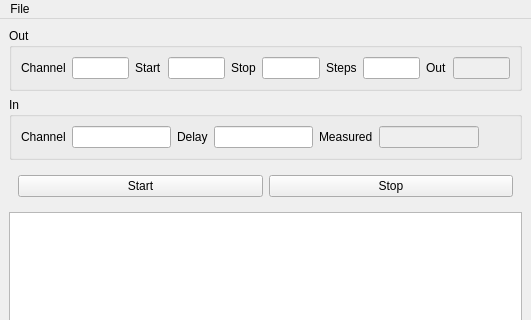
The window that PFTL/view/GUI/main_window.ui (PFTL/pythonforthelab) describes before a commit, drawn with Qt 5; both pictures show x 0 to 531 and y 0 to 320 of the 531 by 549 pixel window.
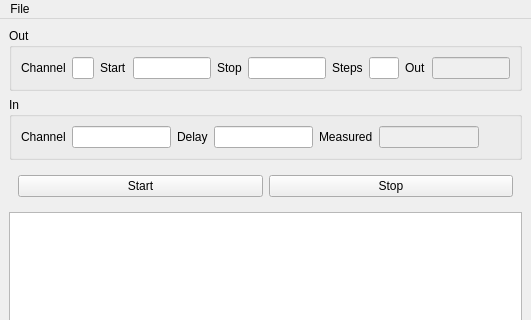
The same window after the commit. Icons and pictures are not drawn. Custom widgets are drawn as their Qt base class.

The edit to the form file:
```diff
--- a/PFTL/view/GUI/main_window.ui
+++ b/PFTL/view/GUI/main_window.ui
@@ -39,7 +39,17 @@
         </widget>
        </item>
        <item>
-        <widget class="QLineEdit" name="out_channel_line"/>
+        <widget class="QLineEdit" name="out_channel_line">
+         <property name="maximumSize">
+          <size>
+           <width>40</width>
+           <height>16777215</height>
+          </size>
+         </property>
+         <property name="maxLength">
+          <number>1</number>
+         </property>
+        </widget>
        </item>
        <item>
         <widget class="QLabel" name="start_label">
@@ -69,7 +79,20 @@
         </widget>
        </item>
        <item>
-        <widget class="QLineEdit" name="num_steps_line"/>
+        <widget class="QLineEdit" name="num_steps_line">
+         <property name="minimumSize">
+          <size>
+           <width>30</width>
+           <height>0</height>
+          </size>
+         </property>
+         <property name="maximumSize">
+          <size>
+           <width>55</width>
+           <height>16777215</height>
+          </size>
+         </property>
+        </widget>
        </item>
        <item>
         <widget class="QLabel" name="label">
```
Left out of the diff: 6 changed lines with no effect on the pictures.
